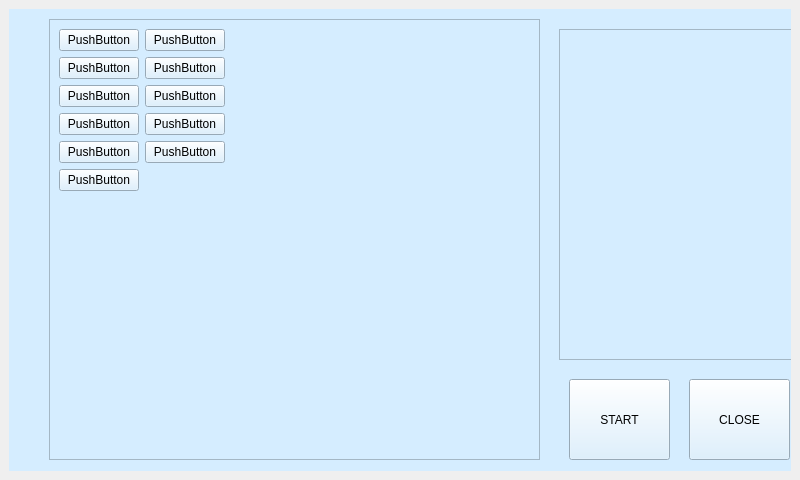
Before: the Qt Designer form mainwindow.ui in apapillonge1/strategie, drawn with Qt 5.
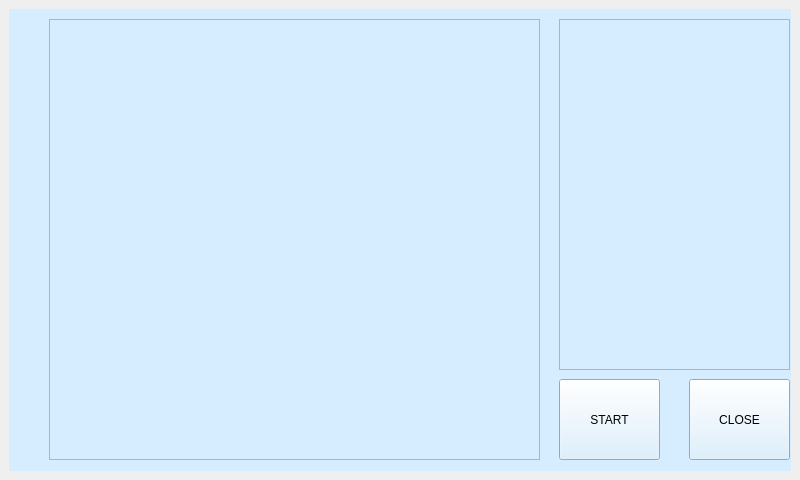
After: the same form once the commit is applied. The open tabs and pages were chosen to show the change.

Commit message: Rectification des bugs de changement et ajout de l affichage du nom du bouton sur le listewidget. L'ajout de la croix pour supprimer un test de la liste ne fonctionne pas encore

```diff
--- a/mainwindow.ui
+++ b/mainwindow.ui
@@ -119,107 +119,17 @@
            <height>439</height>
           </rect>
          </property>
-         <layout class="QGridLayout" name="gridLayout" columnminimumwidth="0,0">
+         <layout class="QGridLayout" name="gridLayout">
           <property name="sizeConstraint">
            <enum>QLayout::SetFixedSize</enum>
           </property>
-          <item row="7" column="0">
-           <widget class="QPushButton" name="pushButton_18">
-            <property name="text">
-             <string>PushButton</string>
-            </property>
-           </widget>
-          </item>
-          <item row="8" column="0">
-           <widget class="QPushButton" name="pushButton_15">
-            <property name="text">
-             <string>PushButton</string>
-            </property>
-           </widget>
-          </item>
-          <item row="1" column="0">
-           <widget class="QPushButton" name="pushButton_10">
-            <property name="text">
-             <string>PushButton</string>
-            </property>
-           </widget>
-          </item>
-          <item row="10" column="0">
-           <widget class="QPushButton" name="pushButton_16">
-            <property name="text">
-             <string>PushButton</string>
-            </property>
-           </widget>
-          </item>
-          <item row="5" column="0">
-           <widget class="QPushButton" name="pushButton_21">
-            <property name="text">
-             <string>PushButton</string>
-            </property>
-           </widget>
-          </item>
-          <item row="3" column="0">
-           <widget class="QPushButton" name="pushButton_14">
-            <property name="text">
-             <string>PushButton</string>
-            </property>
-           </widget>
-          </item>
-          <item row="1" column="1">
-           <widget class="QPushButton" name="pushButton_8">
-            <property name="enabled">
-             <bool>true</bool>
-            </property>
-            <property name="text">
-             <string>PushButton</string>
-            </property>
-           </widget>
-          </item>
-          <item row="3" column="1">
-           <widget class="QPushButton" name="pushButton_9">
-            <property name="text">
-             <string>PushButton</string>
-            </property>
-           </widget>
-          </item>
-          <item row="5" column="1">
-           <widget class="QPushButton" name="pushButton_20">
-            <property name="text">
-             <string>PushButton</string>
-            </property>
-           </widget>
-          </item>
-          <item row="7" column="1">
-           <widget class="QPushButton" name="pushButton_19">
-            <property name="text">
-             <string>PushButton</string>
-            </property>
-           </widget>
-          </item>
-          <item row="8" column="1">
-           <widget class="QPushButton" name="pushButton_17">
-            <property name="text">
-             <string>PushButton</string>
-            </property>
-           </widget>
-          </item>
          </layout>
         </widget>
        </widget>
-       <widget class="QListView" name="listtest">
-        <property name="geometry">
-         <rect>
-          <x>550</x>
-          <y>20</y>
-          <width>241</width>
-          <height>331</height>
-         </rect>
-        </property>
-       </widget>
        <widget class="QPushButton" name="btn_start_tests">
         <property name="geometry">
          <rect>
-          <x>560</x>
+          <x>550</x>
           <y>370</y>
           <width>101</width>
           <height>81</height>
@@ -229,6 +139,19 @@
          <string>START</string>
         </property>
        </widget>
+       <widget class="QListWidget" name="list_tests">
+        <property name="geometry">
+         <rect>
+          <x>550</x>
+          <y>10</y>
+          <width>231</width>
+          <height>351</height>
+         </rect>
+        </property>
+        <property name="acceptDrops">
+         <bool>false</bool>
+        </property>
+       </widget>
       </widget>
       <widget class="QWidget" name="map_test_2">
        <widget class="QPushButton" name="btn_fin_test_map_test">
```
Left out of the diff: 35 changed lines with no effect on the pictures. The commit also changes 3 other files.
